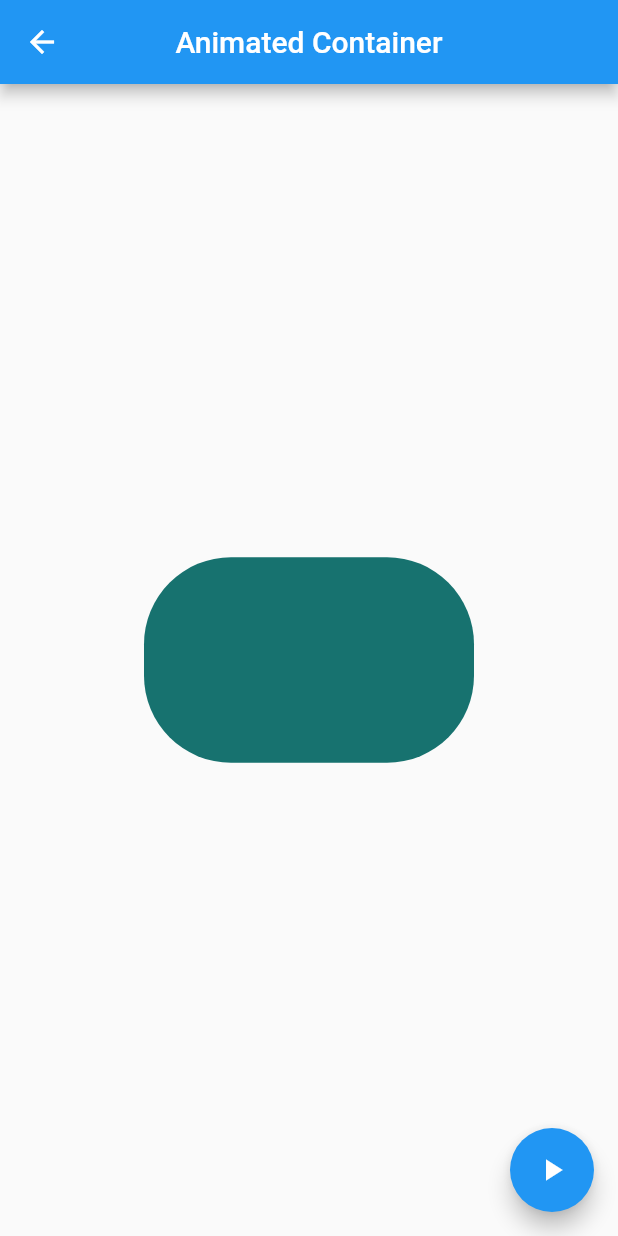
After one commit to bgarcia95/componentes, a Flutter app: the AnimatedContainerPage screen opened by its route, after a tap on the "play arrow" icon, on a phone screen of 412 x 824 dp. The commit adds this screen. Run offline on Flutter 3.47's test engine with Material 2 defaults, Android fonts, the phone set to English and light mode, and no system bars.

Commit message:
finished animatedContainer

```diff
--- a/data/menu_opts.json
+++ b/data/menu_opts.json
@@ -15,6 +15,11 @@
             "ruta" : "card",
             "icon" : "folder_open",
             "texto": "Cards - Tarjetas"
+        },
+        {
+            "ruta" : "animatedContainer",
+            "icon" : "donut_large",
+            "texto": "Animated Container"
         }
     ]
 }
--- a/lib/main.dart
+++ b/lib/main.dart
@@ -1,6 +1,5 @@
 import 'package:flutter/material.dart';
 
-import 'package:componentes/src/pages/alert_page.dart';
 import 'package:componentes/src/routes/routes.dart';
 
 void main() => runApp(MyApp());
--- /dev/null
+++ b/lib/src/pages/animated_container.dart
@@ -0,0 +1,54 @@
+import 'dart:math';
+
+import 'package:flutter/material.dart';
+
+class AnimatedContainerPage extends StatefulWidget {
+  static const String id = 'animatedContainer';
+  @override
+  _AnimatedContainerPageState createState() => _AnimatedContainerPageState();
+}
+
+class _AnimatedContainerPageState extends State<AnimatedContainerPage> {
+  double _width = 50.0;
+  double _height = 50.0;
+  Color _color = Colors.pink;
+  BorderRadiusGeometry _borderRadius = BorderRadiusDirectional.circular(8.0);
+
+  @override
+  Widget build(BuildContext context) {
+    return Scaffold(
+      appBar: AppBar(
+        title: Text('Animated Container'),
+        centerTitle: true,
+      ),
+      floatingActionButton: FloatingActionButton(
+        child: Icon(Icons.play_arrow),
+        onPressed: _cambiarForma,
+      ),
+      body: Center(
+        child: AnimatedContainer(
+          duration: Duration(seconds: 1),
+          curve: Curves.fastOutSlowIn,
+          width: _width,
+          height: _height,
+          decoration: BoxDecoration(
+            borderRadius: _borderRadius,
+            color: _color,
+          ),
+        ),
+      ),
+    );
+  }
+
+  void _cambiarForma() {
+    final random = Random();
+
+    setState(() {
+      _width = random.nextInt(300).toDouble();
+      _height = random.nextInt(300).toDouble();
+      _color = Color.fromRGBO(
+          random.nextInt(255), random.nextInt(255), random.nextInt(255), 1);
+      _borderRadius = BorderRadiusDirectional.circular(random.nextInt(100).toDouble());
+    });
+  }
+}
--- a/lib/src/routes/routes.dart
+++ b/lib/src/routes/routes.dart
@@ -1,9 +1,10 @@
-import 'package:componentes/src/pages/card_page.dart';
 import 'package:flutter/material.dart';
 
 import 'package:componentes/src/pages/alert_page.dart';
 import 'package:componentes/src/pages/avatar_page.dart';
 import 'package:componentes/src/pages/home_page.dart';
+import 'package:componentes/src/pages/animated_container.dart';
+import 'package:componentes/src/pages/card_page.dart';
 
 Map<String, WidgetBuilder> getApplicationRoutes() {
   return <String, WidgetBuilder>{
@@ -11,5 +12,6 @@ Map<String, WidgetBuilder> getApplicationRoutes() {
     AlertPage.id: (BuildContext context) => AlertPage(),
     AvatarPage.id: (BuildContext context) => AvatarPage(),
     CardPage.id: (BuildContext context) => CardPage(),
+    AnimatedContainerPage.id: (BuildContext context) => AnimatedContainerPage(),
   };
 }
--- a/lib/src/utils/icono_string_util.dart
+++ b/lib/src/utils/icono_string_util.dart
@@ -5,6 +5,7 @@ final _icons= <String, IconData> {
   'add_alert'  : Icons.add_alert,
   'accessibility'  : Icons.accessibility,
   'folder_open'  : Icons.folder_open,
+  'donut_large' : Icons.donut_large
 };
 
 // Function that returns an icon for our ListTile on home_page
```
